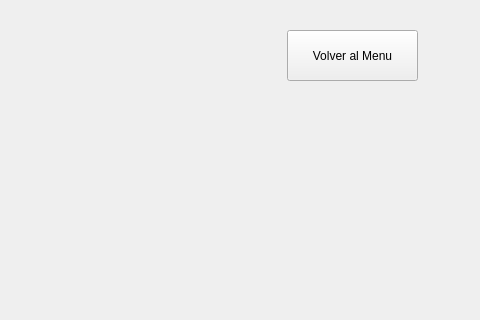
Old version of the form mainwindow.ui in the repository gaabi-26/tp1-poo-juego; both pictures show x 573 to 1053 and y 0 to 320 of the 1053 by 589 pixel window.
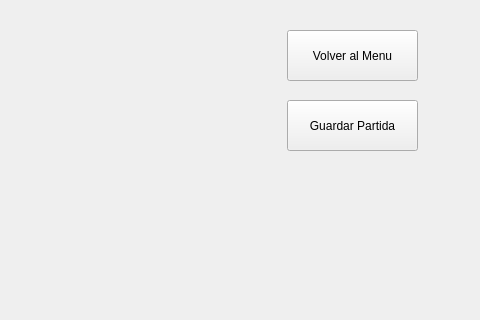
New version of the form.

Commit message: Manejo de archivos: config.txt y persistencia de partidas

```diff
--- a/mainwindow.ui
+++ b/mainwindow.ui
@@ -51,6 +51,19 @@
      <string>Volver al Menu</string>
     </property>
    </widget>
+   <widget class="QPushButton" name="btnGuardar">
+    <property name="geometry">
+     <rect>
+      <x>860</x>
+      <y>100</y>
+      <width>131</width>
+      <height>51</height>
+     </rect>
+    </property>
+    <property name="text">
+     <string>Guardar Partida</string>
+    </property>
+   </widget>
    <widget class="QWidget" name="widgetCartasIA" native="true">
     <property name="geometry">
      <rect>
```
The commit also changes 32 other files.
